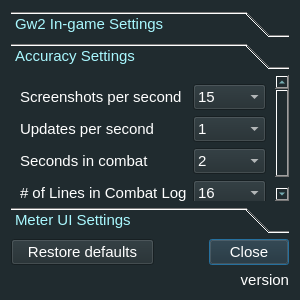
First picture: the form in configurator.ui, repository Tyrox92/Gw2SPECS, before the edit.
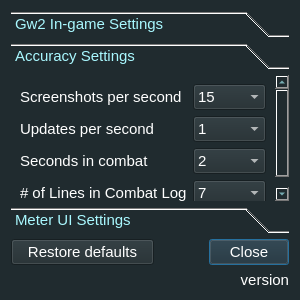
Second picture: the form after the edit.

```diff
--- a/configurator.ui
+++ b/configurator.ui
@@ -371,10 +371,10 @@
           <bool>false</bool>
          </property>
          <property name="currentText">
-          <string>16</string>
+          <string>7</string>
          </property>
          <property name="currentIndex">
-          <number>4</number>
+          <number>0</number>
          </property>
          <item>
           <property name="text">
```
Left out of the diff: 13 changed lines with no effect on the pictures.
